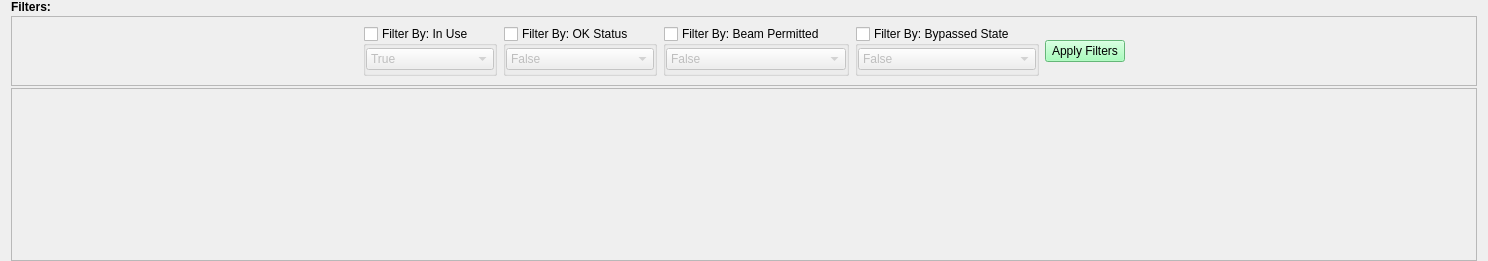
This is fast_faults.ui in slacAWallace/pmps-ui as Qt 5 draws it before an edit. The edited form follows.
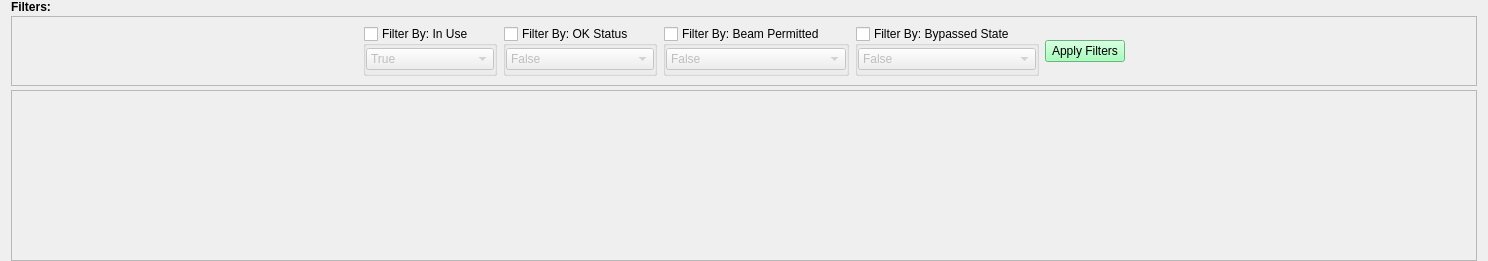
This is the edited form. Custom widgets are drawn as their Qt base class.

Commit message: FIX: Pin header for Fast Faults.

What changed in the file:
```diff
--- a/fast_faults.ui
+++ b/fast_faults.ui
@@ -13,7 +13,7 @@
   <property name="windowTitle">
    <string>Fast Faults</string>
   </property>
-  <layout class="QVBoxLayout" name="verticalLayout" stretch="0,0,1">
+  <layout class="QVBoxLayout" name="verticalLayout" stretch="0,0,0,1">
    <property name="spacing">
     <number>2</number>
    </property>
@@ -303,27 +303,6 @@
     </widget>
    </item>
    <item>
-    <widget class="QScrollArea" name="scrollArea">
-     <property name="frameShadow">
-      <enum>QFrame::Raised</enum>
-     </property>
-     <property name="widgetResizable">
-      <bool>true</bool>
-     </property>
-     <property name="alignment">
-      <set>Qt::AlignCenter</set>
-     </property>
-     <widget class="QWidget" name="fastfaults_content">
-      <property name="geometry">
-       <rect>
-        <x>0</x>
-        <y>0</y>
-        <width>1468</width>
-        <height>169</height>
-       </rect>
-      </property>
-      <layout class="QVBoxLayout" name="verticalLayout_5">
-       <item>
         <widget class="PyDMEmbeddedDisplay" name="PyDMEmbeddedDisplay">
          <property name="sizePolicy">
           <sizepolicy hsizetype="Minimum" vsizetype="Minimum">
@@ -354,6 +333,33 @@
          </property>
         </widget>
        </item>
+   <item>
+    <widget class="QScrollArea" name="scrollArea">
+     <property name="frameShadow">
+      <enum>QFrame::Raised</enum>
+     </property>
+     <property name="widgetResizable">
+      <bool>true</bool>
+     </property>
+     <property name="alignment">
+      <set>Qt::AlignCenter</set>
+     </property>
+     <widget class="QWidget" name="fastfaults_content">
+      <property name="geometry">
+       <rect>
+        <x>0</x>
+        <y>0</y>
+        <width>1468</width>
+        <height>122</height>
+       </rect>
+      </property>
+      <layout class="QVBoxLayout" name="verticalLayout_5">
+       <property name="leftMargin">
+        <number>0</number>
+       </property>
+       <property name="rightMargin">
+        <number>0</number>
+       </property>
       </layout>
      </widget>
     </widget>
```
Lines whose indentation alone changed are shown as unchanged.
